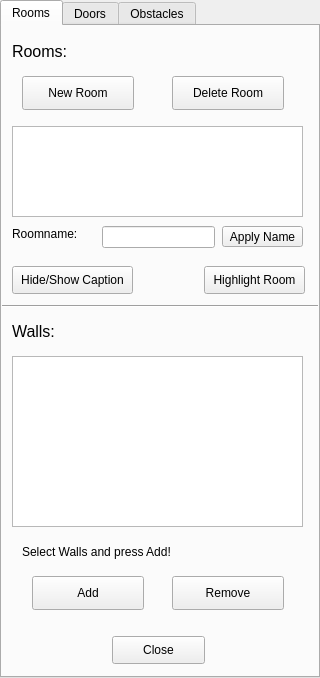
Above: forms/roomwidget.ui from JuPedSim/jpseditor before the change. Below: the same form after it.
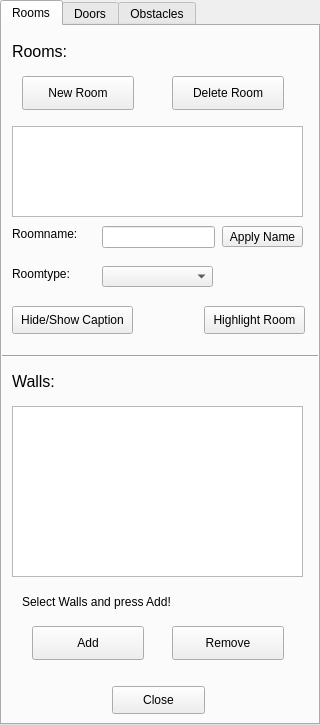
That is the form after the change.

Commit message: Roomtype definition

Diff of the .ui file:
```diff
--- a/forms/roomwidget.ui
+++ b/forms/roomwidget.ui
@@ -7,7 +7,7 @@
     <x>0</x>
     <y>0</y>
     <width>320</width>
-    <height>678</height>
+    <height>725</height>
    </rect>
   </property>
   <property name="windowTitle">
@@ -42,7 +42,7 @@
     <property name="geometry">
      <rect>
       <x>20</x>
-      <y>510</y>
+      <y>560</y>
       <width>291</width>
       <height>31</height>
      </rect>
@@ -55,7 +55,7 @@
     <property name="geometry">
      <rect>
       <x>10</x>
-      <y>330</y>
+      <y>380</y>
       <width>291</width>
       <height>171</height>
      </rect>
@@ -65,7 +65,7 @@
     <property name="geometry">
      <rect>
       <x>110</x>
-      <y>610</y>
+      <y>660</y>
       <width>93</width>
       <height>28</height>
      </rect>
@@ -78,7 +78,7 @@
     <property name="geometry">
      <rect>
       <x>30</x>
-      <y>550</y>
+      <y>600</y>
       <width>112</width>
       <height>34</height>
      </rect>
@@ -91,7 +91,7 @@
     <property name="geometry">
      <rect>
       <x>170</x>
-      <y>550</y>
+      <y>600</y>
       <width>112</width>
       <height>34</height>
      </rect>
@@ -117,7 +117,7 @@
     <property name="geometry">
      <rect>
       <x>10</x>
-      <y>290</y>
+      <y>340</y>
       <width>191</width>
       <height>31</height>
      </rect>
@@ -199,7 +199,7 @@
     <property name="geometry">
      <rect>
       <x>-10</x>
-      <y>270</y>
+      <y>320</y>
       <width>341</width>
       <height>20</height>
      </rect>
@@ -212,7 +212,7 @@
     <property name="geometry">
      <rect>
       <x>10</x>
-      <y>240</y>
+      <y>280</y>
       <width>121</width>
       <height>28</height>
      </rect>
@@ -225,7 +225,7 @@
     <property name="geometry">
      <rect>
       <x>202</x>
-      <y>240</y>
+      <y>280</y>
       <width>101</width>
       <height>28</height>
      </rect>
@@ -234,6 +234,37 @@
      <string>Highlight Room</string>
     </property>
    </widget>
+   <widget class="QComboBox" name="classBox">
+    <property name="enabled">
+     <bool>true</bool>
+    </property>
+    <property name="geometry">
+     <rect>
+      <x>100</x>
+      <y>240</y>
+      <width>111</width>
+      <height>21</height>
+     </rect>
+    </property>
+   </widget>
+   <widget class="QLabel" name="label_6">
+    <property name="geometry">
+     <rect>
+      <x>10</x>
+      <y>240</y>
+      <width>91</width>
+      <height>16</height>
+     </rect>
+    </property>
+    <property name="font">
+     <font>
+      <pointsize>9</pointsize>
+     </font>
+    </property>
+    <property name="text">
+     <string>Roomtype:</string>
+    </property>
+   </widget>
   </widget>
   <widget class="QWidget" name="tab">
    <attribute name="title">
```
The commit also changes 4 other files.
